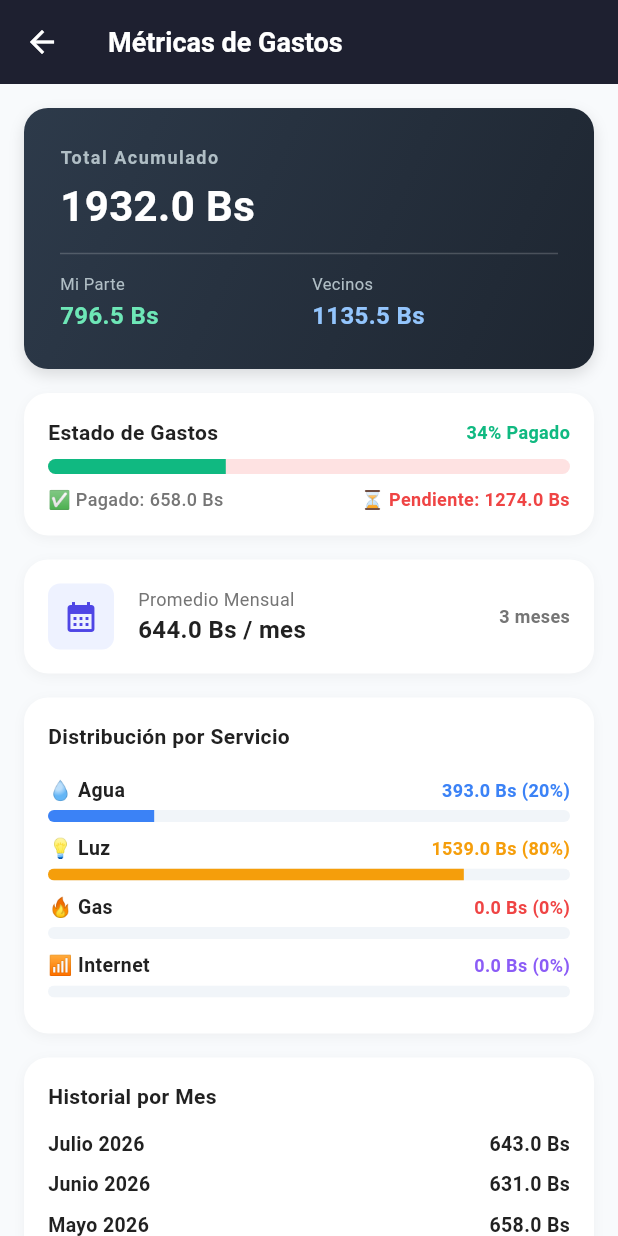
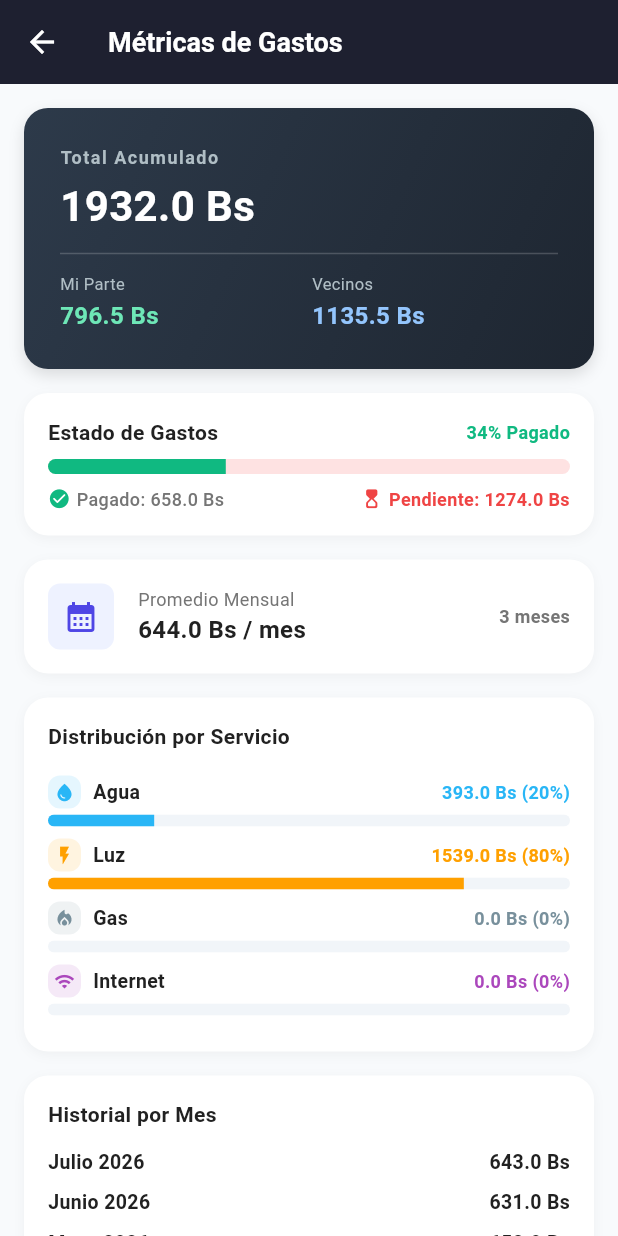
Before and after one commit to Alejandro-Gerard-Sejas-Jiemenez/service_basic, a Flutter app: the screen it shows after launch, after a tap on the "bar chart" icon, on a phone screen of 412 x 824 dp. Run offline on Flutter 3.47's test engine with Material 3 defaults, Android fonts, the phone set to English and light mode, and no system bars; our stand-ins replace shared_preferences.

Commit message:
refactor: replace UI emojis with vector icons

```diff
--- a/lib/ui/features/home/views/metrics_screen.dart
+++ b/lib/ui/features/home/views/metrics_screen.dart
@@ -14,18 +14,11 @@ class MetricsScreen extends StatelessWidget {
 
   const MetricsScreen({super.key, required this.viewModel});
 
-  static Color _serviceColor(ServiceType type) => switch (type) {
-    ServiceType.electricity => const Color(0xFFF59E0B),
-    ServiceType.water => const Color(0xFF3B82F6),
-    ServiceType.gas => const Color(0xFFEF4444),
-    ServiceType.internet => const Color(0xFF8B5CF6),
-  };
-
-  static String _serviceIcon(ServiceType type) => switch (type) {
-    ServiceType.electricity => '💡',
-    ServiceType.water => '💧',
-    ServiceType.gas => '🔥',
-    ServiceType.internet => '📶',
+  static (Color, IconData) _serviceMeta(ServiceType type) => switch (type) {
+    ServiceType.water => (AppColors.water, Icons.water_drop),
+    ServiceType.electricity => (AppColors.electricity, Icons.flash_on),
+    ServiceType.gas => (AppColors.gas, Icons.local_fire_department),
+    ServiceType.internet => (AppColors.internet, Icons.wifi),
   };
 
   @override
@@ -194,8 +187,18 @@ class MetricsScreen extends StatelessWidget {
                         Row(
                           children: [
                             Expanded(
+                              child: Row(
+                                mainAxisSize: MainAxisSize.min,
+                                children: [
+                                  const Icon(
+                                    Icons.check_circle_rounded,
+                                    size: 15,
+                                    color: Color(0xFF10B981),
+                                  ),
+                                  const SizedBox(width: 4),
+                                  Flexible(
                                     child: Text(
-                                '✅ Pagado: ${viewModel.allTimePaidTotal.toStringAsFixed(1)} Bs',
+                                      'Pagado: ${viewModel.allTimePaidTotal.toStringAsFixed(1)} Bs',
                                       style: const TextStyle(
                                         fontSize: 12,
                                         color: AppColors.textSecondary,
@@ -203,16 +206,33 @@ class MetricsScreen extends StatelessWidget {
                                       ),
                                     ),
                                   ),
+                                ],
+                              ),
+                            ),
                             const SizedBox(width: AppSpacing.xs),
                             Expanded(
+                              child: Row(
+                                mainAxisSize: MainAxisSize.min,
+                                mainAxisAlignment: MainAxisAlignment.end,
+                                children: [
+                                  const Icon(
+                                    Icons.hourglass_top_rounded,
+                                    size: 15,
+                                    color: Color(0xFFEF4444),
+                                  ),
+                                  const SizedBox(width: 4),
+                                  Flexible(
                                     child: Text(
-                                '⏳ Pendiente: ${viewModel.allTimePendingTotal.toStringAsFixed(1)} Bs',
+                                      'Pendiente: ${viewModel.allTimePendingTotal.toStringAsFixed(1)} Bs',
                                       textAlign: TextAlign.end,
                                       style: const TextStyle(
                                         fontSize: 12,
                                         color: Color(0xFFEF4444),
                                         fontWeight: FontWeight.w600,
                                       ),
+                                    ),
+                                  ),
+                                ],
                               ),
                             ),
                           ],
@@ -320,7 +340,7 @@ class MetricsScreen extends StatelessWidget {
                           final pct = viewModel.allTimeTotal == 0.0
                               ? 0.0
                               : (amount / viewModel.allTimeTotal);
-                          final color = _serviceColor(type);
+                          final (color, icon) = _serviceMeta(type);
 
                           return Padding(
                             padding: const EdgeInsets.only(
@@ -330,15 +350,26 @@ class MetricsScreen extends StatelessWidget {
                               crossAxisAlignment: CrossAxisAlignment.start,
                               children: [
                                 Row(
-                                  mainAxisAlignment:
-                                      MainAxisAlignment.spaceBetween,
                                   children: [
-                                    Text(
-                                      '${_serviceIcon(type)} ${type.displayName}',
+                                    Container(
+                                      padding: const EdgeInsets.all(4),
+                                      decoration: BoxDecoration(
+                                        color: color.withValues(alpha: 0.12),
+                                        borderRadius: BorderRadius.circular(
+                                          AppRadius.sm,
+                                        ),
+                                      ),
+                                      child: Icon(icon, size: 14, color: color),
+                                    ),
+                                    const SizedBox(width: 8),
+                                    Expanded(
+                                      child: Text(
+                                        type.displayName,
                                         style: const TextStyle(
                                           fontSize: 13,
                                           fontWeight: FontWeight.w600,
                                           color: AppColors.textPrimary,
+                                        ),
                                       ),
                                     ),
                                     Text(
--- a/lib/ui/features/home/views/widgets/home_filters_bar.dart
+++ b/lib/ui/features/home/views/widgets/home_filters_bar.dart
@@ -28,11 +28,11 @@ class HomeFiltersBar extends StatelessWidget {
     required this.onClear,
   });
 
-  static String _serviceIcon(ServiceType type) => switch (type) {
-    ServiceType.electricity => '💡',
-    ServiceType.water => '💧',
-    ServiceType.gas => '🔥',
-    ServiceType.internet => '📶',
+  static (Color, IconData) _serviceMeta(ServiceType type) => switch (type) {
+    ServiceType.water => (AppColors.water, Icons.water_drop),
+    ServiceType.electricity => (AppColors.electricity, Icons.flash_on),
+    ServiceType.gas => (AppColors.gas, Icons.local_fire_department),
+    ServiceType.internet => (AppColors.internet, Icons.wifi),
   };
 
   Widget _buildFilterChip({
@@ -40,6 +40,8 @@ class HomeFiltersBar extends StatelessWidget {
     required String label,
     required bool isSelected,
     required VoidCallback onTap,
+    IconData? icon,
+    Color? iconColor,
   }) {
     return Padding(
       padding: const EdgeInsets.only(right: AppSpacing.xs),
@@ -73,8 +75,20 @@ class HomeFiltersBar extends StatelessWidget {
                     ]
                   : null,
             ),
-            child: Center(
-              child: Text(
+            child: Row(
+              mainAxisSize: MainAxisSize.min,
+              children: [
+                if (icon != null) ...[
+                  Icon(
+                    icon,
+                    size: 14,
+                    color: isSelected
+                        ? Colors.white
+                        : (iconColor ?? AppColors.textPrimary),
+                  ),
+                  const SizedBox(width: 6),
+                ],
+                Text(
                   label,
                   style: TextStyle(
                     fontSize: 12,
@@ -82,6 +96,7 @@ class HomeFiltersBar extends StatelessWidget {
                     color: isSelected ? Colors.white : AppColors.textPrimary,
                   ),
                 ),
+              ],
             ),
           ),
         ),
@@ -110,13 +125,17 @@ class HomeFiltersBar extends StatelessWidget {
             ),
             _buildFilterChip(
               key: const Key('filter_status_pending'),
-              label: '⏳ ${AppStrings.filterPending}',
+              label: AppStrings.filterPending,
+              icon: Icons.hourglass_empty_rounded,
+              iconColor: const Color(0xFFF59E0B),
               isSelected: selectedStatus == PaymentStatusFilter.pending,
               onTap: () => onStatusChanged(PaymentStatusFilter.pending),
             ),
             _buildFilterChip(
               key: const Key('filter_status_paid'),
-              label: '✅ ${AppStrings.filterPaid}',
+              label: AppStrings.filterPaid,
+              icon: Icons.check_circle_outline_rounded,
+              iconColor: const Color(0xFF10B981),
               isSelected: selectedStatus == PaymentStatusFilter.paid,
               onTap: () => onStatusChanged(PaymentStatusFilter.paid),
             ),
@@ -132,9 +151,12 @@ class HomeFiltersBar extends StatelessWidget {
             // Tipos de servicio
             ...ServiceType.values.map((type) {
               final isSelected = selectedService == type;
+              final (color, icon) = _serviceMeta(type);
               return _buildFilterChip(
                 key: Key('filter_service_${type.name}'),
-                label: '${_serviceIcon(type)} ${type.displayName}',
+                label: type.displayName,
+                icon: icon,
+                iconColor: color,
                 isSelected: isSelected,
                 onTap: () => onServiceChanged(isSelected ? null : type),
               );
```
Also changed, not shown: 1 other file. Lines whose indentation alone changed are shown as unchanged.
